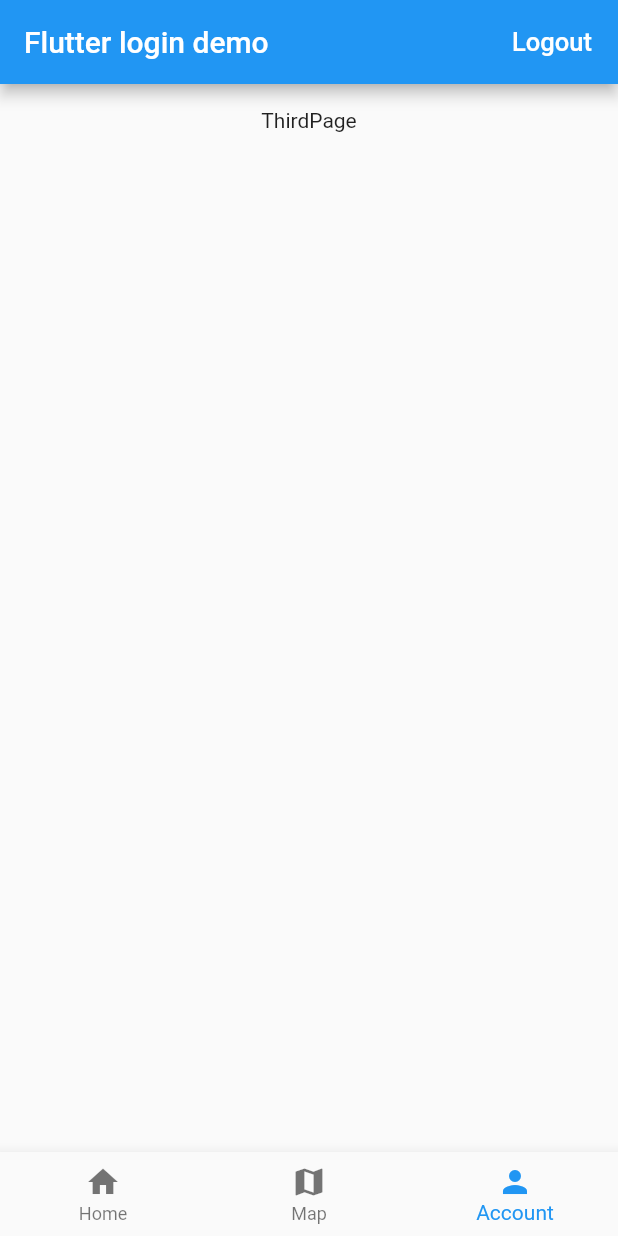
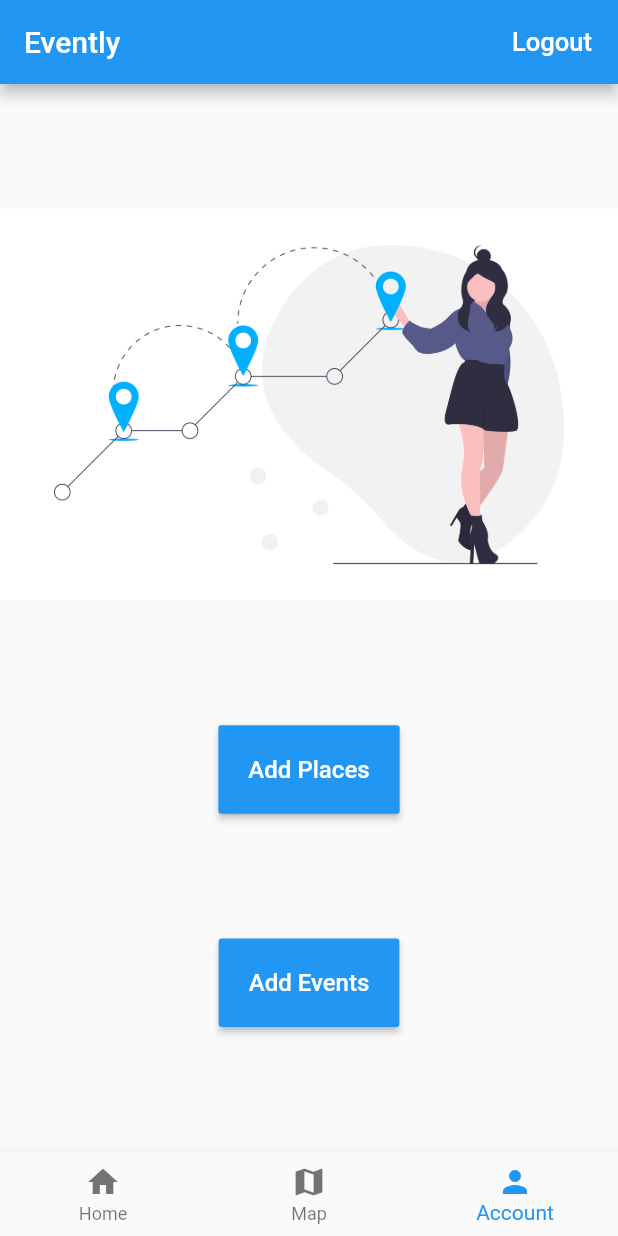
Before and after one commit to yashraut362/Evently_Flutter, a Flutter app: the HomePage screen opened directly, item 3 of the bottom bar chosen, on a phone screen of 412 x 824 dp. Run offline on Flutter 3.47's test engine with Material 2 defaults, Android fonts, the light colour scheme and no system bars; our stand-ins replace cloud_firestore, firebase_auth, firebase_database; accounts and stored records are empty.

Commit message:
addevent to db

```diff
--- a/lib/Authentication/pages/home_page.dart
+++ b/lib/Authentication/pages/home_page.dart
@@ -123,7 +123,7 @@ class _HomePageState extends State<HomePage> {
     return new Scaffold(
       appBar: new AppBar(
         automaticallyImplyLeading: false,
-        title: new Text('Flutter login demo'),
+        title: new Text('Evently'),
         actions: <Widget>[
           new FlatButton(
               child: new Text('Logout',
--- a/lib/BottomNavBar/Pages/ThirdPage.dart
+++ b/lib/BottomNavBar/Pages/ThirdPage.dart
@@ -1,3 +1,5 @@
+import 'package:evently/EventPages/addEvent.dart';
+import 'package:evently/EventPages/addPlace.dart';
 import 'package:flutter/material.dart';
 
 class ThirdPage extends StatefulWidget {
@@ -9,15 +11,45 @@ class _ThirdPageState extends State<ThirdPage> {
   @override
   Widget build(BuildContext context) {
     return Scaffold(
-      body: Container(
-        padding: EdgeInsets.all(16.0),
-        child: Column(
-          children: <Widget>[
-            Center(
-              child: Text('ThirdPage'),
+      body: Column(
+        mainAxisAlignment: MainAxisAlignment.spaceEvenly,
+        children: <Widget>[
+          Image.asset('assets/thirdpage.png'),
+          RaisedButton(
+            child: Text(
+              "Add Places",
+              style: TextStyle(fontSize: 16),
             ),
-          ],
-        ),
+            // Within the `FirstRoute` widget
+            onPressed: () {
+              Navigator.push(
+                context,
+                MaterialPageRoute(builder: (context) => AddPlace()),
+              );
+            },
+            color: Colors.blue,
+            textColor: Colors.white,
+            padding: EdgeInsets.fromLTRB(20, 20, 20, 20),
+            splashColor: Colors.blueAccent,
+          ),
+          RaisedButton(
+            child: Text(
+              "Add Events",
+              style: TextStyle(fontSize: 16),
+            ),
+            // Within the `FirstRoute` widget
+            onPressed: () {
+              Navigator.push(
+                context,
+                MaterialPageRoute(builder: (context) => AddEvent()),
+              );
+            },
+            color: Colors.blue,
+            textColor: Colors.white,
+            padding: EdgeInsets.fromLTRB(20, 20, 20, 20),
+            splashColor: Colors.blueAccent,
+          ),
+        ],
       ),
     );
   }
```
Also changed, not shown: lib/EventPages/addEvent.dart (added, +120 -0 lines), lib/EventPages/addPlace.dart (added, +119 -0 lines), pubspec.yaml (+5 -3 lines), assets/events.png (added), assets/login.png (added), assets/thirdpage.png (added), assets/undraw_mobile_devices_k1ok.png (added), pubspec.lock, 1 other file.
